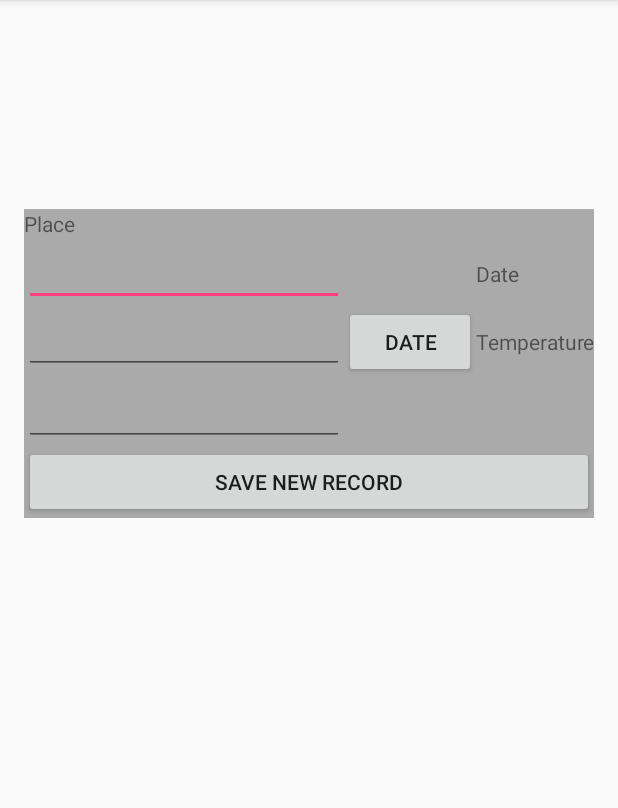
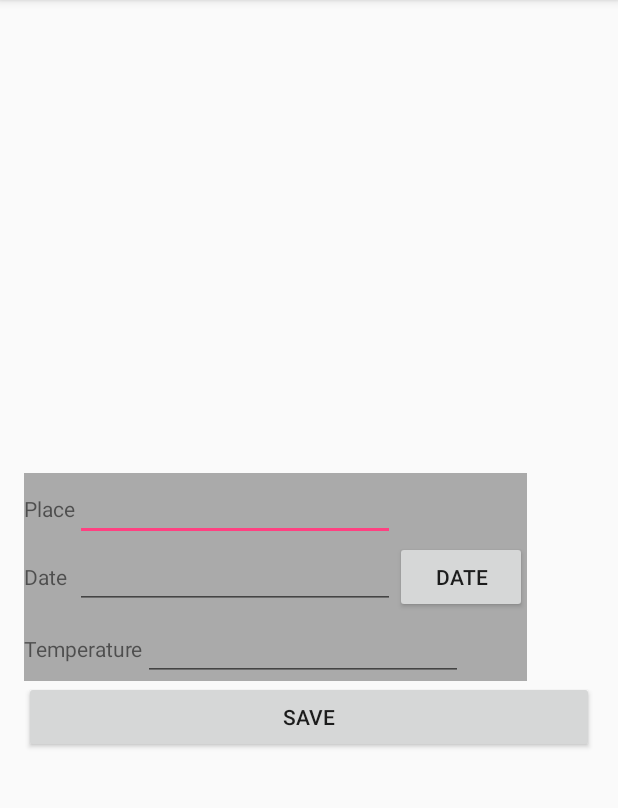
Before and after one commit to jtudruj/przetwarzanie_mobilne, an Android app: the FormActivity screen opened directly, with no data from a screen before it, on a phone screen of 412 x 824 dp, the part 84-892 px from its top. Run offline under Robolectric (Android 15) with nearby library versions, the phone set to English and light mode, and no system bars.

Commit message:
dzialajacy listView

```diff
--- a/SecondApp/app/src/main/java/eu/jakubtudruj/secondapp/FormActivity.java
+++ b/SecondApp/app/src/main/java/eu/jakubtudruj/secondapp/FormActivity.java
@@ -1,6 +1,7 @@
 package eu.jakubtudruj.secondapp;
 
 import android.app.DatePickerDialog;
+import android.app.LauncherActivity;
 import android.icu.text.SimpleDateFormat;
 import android.icu.util.Calendar;
 import android.support.v7.app.AppCompatActivity;
@@ -19,45 +20,73 @@ import static android.R.id.list;
 
 public class FormActivity extends AppCompatActivity {
 
-    Calendar myCalendar = Calendar.getInstance();
-    DatePickerDialog.OnDateSetListener date = new DatePickerDialog.OnDateSetListener() {
-        @Override
-        public void onDateSet(DatePicker view, int year, int month, int dayOfMonth) {
-//            myCalendar.set(Calendar.YEAR, year);
-            myCalendar.set(Calendar.YEAR, Calendar.MONTH, Calendar.DATE);
-//            myCalendar.set(Calendar.MONTH, month);
-//            myCalendar.set(Calendar.DAY_OF_MONTH, dayOfMonth);
-            updateLabel();
-        }
-    };
+    Calendar myCalendar;
+    DatePickerDialog.OnDateSetListener date;
 
-
-    ListView listView = (ListView) findViewById(R.id.listView);
-    ArrayList<ListItemEntity> items = new ArrayList<ListItemEntity>();
+    ListView listView;
+    ArrayList<ListItemEntity> items;
+    MyAdapter adapter;
 
     @Override
     protected void onCreate(Bundle savedInstanceState) {
         super.onCreate(savedInstanceState);
         setContentView(R.layout.activity_form);
 
-
-        final ArrayAdapter adapter = new ArrayAdapter(this, android.R.layout.simple_list_item_2, items);
-        this.listView.setAdapter(adapter);
+        this.setupListView();
+//        this.listView = (ListView) findViewById(R.id.listView);
+//
+//        final ArrayAdapter adapter = new ArrayAdapter(this, android.R.layout.simple_list_item_2, items);
+//        this.listView.setAdapter(adapter);
     }
 
     public void dateButtonClicked(View view) {
+        this.setupCalendar();
         new DatePickerDialog(this, date, myCalendar.get(Calendar.YEAR), myCalendar.get(Calendar.MONTH), myCalendar.get(Calendar.DAY_OF_MONTH)).show();
     }
 
     public void saveButtonClicked(View view) {
+        EditText placeEditText = (EditText) findViewById(R.id.placeEditText);
+        EditText dateEditText = (EditText) findViewById(R.id.dateEditText);
+        EditText temperatureEditText= (EditText) findViewById(R.id.temperatureEditText);
 
+        ListItemEntity item = new ListItemEntity(placeEditText.getText().toString(), dateEditText.getText().toString(), temperatureEditText.getText().toString());
+        this.items.add(item);
+        this.adapter.notifyDataSetChanged();
     }
 
     public void updateLabel() {
-        String myFormat = "MM/dd/yy"; //In which you need put here
-        SimpleDateFormat sdf = new SimpleDateFormat(myFormat, Locale.US);
+        String myFormat = "yy-MM-dd"; //In which you need put here
+        SimpleDateFormat sdf = new SimpleDateFormat(myFormat);
 
         EditText dateEditText = (EditText) findViewById(R.id.dateEditText);
         dateEditText.setText(sdf.format(myCalendar.getTime()));
     }
+
+    private void setupCalendar() {
+        this.myCalendar = Calendar.getInstance();
+        this.date = new DatePickerDialog.OnDateSetListener() {
+            @Override
+            public void onDateSet(DatePicker view, int year, int month, int dayOfMonth) {
+                myCalendar.set(Calendar.YEAR, Calendar.MONTH, Calendar.DATE);
+                updateLabel();
+            }
+        };
+    }
+
+    private void setupListView() {
+        this.listView = (ListView) findViewById(R.id.listView);
+        this.items = new ArrayList<ListItemEntity>();
+
+//        ListItemEntity item1 = new ListItemEntity("Lublin", "11-11-2011", "8");
+//        ListItemEntity item2 = new ListItemEntity("Warszawa", "12-10-1999", "-10");
+//        ListItemEntity item3 = new ListItemEntity("Sosnowiec", "30-07-2015", "34");
+//
+//        this.items.add(item1);
+//        this.items.add(item2);
+//        this.items.add(item3);
+
+        this.adapter = new MyAdapter(this, this.items);
+        this.listView.setAdapter(this.adapter);
+
+    }
 }
--- a/SecondApp/app/src/main/java/eu/jakubtudruj/secondapp/ListItemEntity.java
+++ b/SecondApp/app/src/main/java/eu/jakubtudruj/secondapp/ListItemEntity.java
@@ -8,6 +8,12 @@ public class ListItemEntity {
     String place;
     String date;
     String temperature;
+
+    public ListItemEntity(String place, String date, String temperature) {
+        this.place = place;
+        this.date = date;
+        this.temperature = temperature;
+    }
 
     public String getPlace() {
         return place;
--- /dev/null
+++ b/SecondApp/app/src/main/java/eu/jakubtudruj/secondapp/MyAdapter.java
@@ -0,0 +1,55 @@
+package eu.jakubtudruj.secondapp;
+
+import android.content.Context;
+import android.view.LayoutInflater;
+import android.view.View;
+import android.view.ViewGroup;
+import android.widget.BaseAdapter;
+import android.widget.TextView;
+
+import java.util.ArrayList;
+
+/**
+ * Created by kuba on 30/10/2016.
+ */
+
+public class MyAdapter extends BaseAdapter {
+
+    private Context myContext;
+    private LayoutInflater myInflater;
+    private ArrayList<ListItemEntity> myDataSource;
+
+    public MyAdapter(Context context, ArrayList<ListItemEntity> items) {
+        myContext = context;
+        myDataSource = items;
+        myInflater = (LayoutInflater) myContext.getSystemService(Context.LAYOUT_INFLATER_SERVICE);
+    }
+
+    @Override
+    public int getCount() {
+        return myDataSource.size();
+    }
+
+    @Override
+    public Object getItem(int position) {
+        return myDataSource.get(position);
+    }
+
+    @Override
+    public long getItemId(int position) {
+        return position;
+    }
+
+    @Override
+    public View getView(int position, View convertView, ViewGroup parent) {
+        if (convertView == null) {
+            convertView = myInflater.inflate(R.layout.list_item, null);
+        }
+        ListItemEntity entity = myDataSource.get(position);
+
+        ((TextView) convertView.findViewById(R.id.list_header)).setText(entity.getDate());
+        ((TextView) convertView.findViewById(R.id.list_text)).setText(entity.getPlace() + ":\t" + entity.getTemperature());
+
+        return convertView;
+    }
+}
--- a/SecondApp/app/src/main/res/layout/activity_form.xml
+++ b/SecondApp/app/src/main/res/layout/activity_form.xml
@@ -4,90 +4,77 @@
     android:id="@+id/activity_form"
     android:layout_width="match_parent"
     android:layout_height="match_parent"
-    android:paddingBottom="@dimen/activity_vertical_margin"
-    android:paddingLeft="@dimen/activity_horizontal_margin"
-    android:paddingRight="@dimen/activity_horizontal_margin"
-    android:paddingTop="@dimen/activity_vertical_margin"
+ android:padding="16dp"
     android:orientation="vertical"
-    tools:context="eu.jakubtudruj.secondapp.FormActivity">
+    tools:context="eu.jakubtudruj.secondapp.FormActivity"
+    android:weightSum="1">
+
+    <LinearLayout
+        android:layout_width="match_parent"
+        android:layout_height="wrap_content"
+        android:orientation="vertical">
 
         <ListView
             android:layout_width="match_parent"
-        android:layout_height="123dp"
+            android:layout_height="299dp"
             android:id="@+id/listView"/>
 
+    </LinearLayout>
+
+
     <GridLayout
-        android:layout_width="match_parent"
+        android:layout_width="wrap_content"
         android:layout_height="wrap_content"
         android:background="@android:color/darker_gray"
-        android:id="@+id/gridLayout"
-        android:columnCount="5">
+        android:orientation="horizontal"
+        android:columnCount="4">
 
-        <TableRow></TableRow>
+        <!--First row-->
         <TextView
             android:text="@string/place"
-            android:layout_width="wrap_content"
-            android:layout_height="wrap_content"
-            android:id="@+id/placeTextView"
-            android:layout_columnSpan="1"/>
+            android:layout_columnSpan="1"
+            android:id="@+id/placeTextView"/>
+        <EditText
+            android:inputType="textPersonName"
+            android:layout_columnSpan="3"
+            android:ems="10"
+            android:id="@+id/placeEditText"/>
 
-        <EditText
-            android:layout_width="wrap_content"
-            android:layout_height="wrap_content"
-            android:inputType="textPersonName"
-            android:ems="10"
-            android:id="@+id/placeEditText"
-            android:layout_columnSpan="4"/>
-
-
+        <!--Second row-->
         <TextView
         android:text="@string/date"
-            android:layout_width="wrap_content"
-            android:layout_height="wrap_content"
         android:id="@+id/dateTextView"
         android:layout_columnSpan="1"/>
 
         <EditText
-            android:layout_width="wrap_content"
-            android:layout_height="wrap_content"
-            android:inputType="date"
             android:ems="10"
+        android:layout_columnSpan="2"
         android:id="@+id/dateEditText"
-            android:layout_columnSpan="2"/>
+            android:inputType="none" />
 
         <Button
         android:text="@string/date"
-            android:layout_width="wrap_content"
-            android:layout_height="wrap_content"
+        android:layout_columnSpan="1"
+        android:layout_gravity="fill"
         android:id="@+id/dateButton"
-            android:layout_columnSpan="2"
         android:onClick="dateButtonClicked"/>
 
-
+        <!--Third row-->
         <TextView
             android:text="@string/temperature"
-            android:layout_width="wrap_content"
-            android:layout_height="wrap_content"
             android:id="@+id/temperatureTextView"
-            android:layout_columnSpan="1"/>
+            android:layout_columnSpan="2"/>
 
         <EditText
-            android:layout_width="wrap_content"
-            android:layout_height="wrap_content"
-            android:inputType="textPersonName"
             android:ems="10"
             android:id="@+id/temperatureEditText"
-            android:layout_columnSpan="4"/>
-
+            android:layout_columnSpan="2"
+            android:inputType="number" />
+    </GridLayout>
 
     <Button
-            android:text="@string/save_new_record"
         android:layout_width="match_parent"
         android:layout_height="wrap_content"
-            android:id="@+id/saveButton"
-            android:layout_columnSpan="5"
+        android:text="Save"
         android:onClick="saveButtonClicked"/>
-
-
-    </GridLayout>
 </LinearLayout>
```
Also changed, not shown: SecondApp/app/src/main/res/layout/list_item.xml (added, +18 -0 lines). Lines whose indentation alone changed are shown as unchanged.
